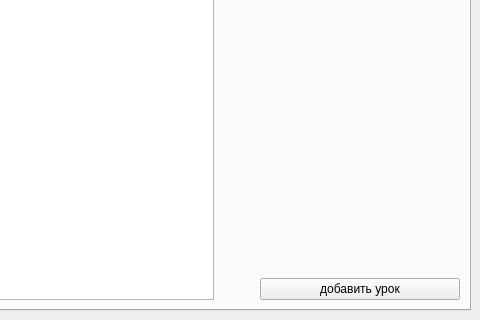
Before: the Qt Designer form SchoolManagmentSystem/Views/Forms/teacherwindow.ui in KaledaKirill/SchoolManagmentSystem, drawn with Qt 5; both pictures show x 420 to 900 and y 280 to 600 of the 900 by 600 pixel window.
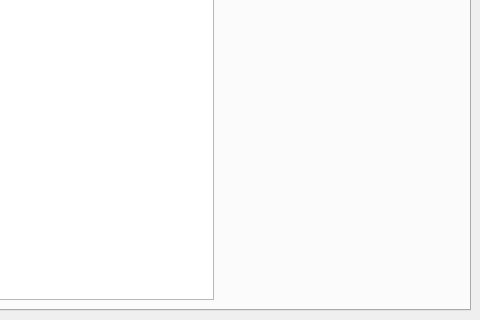
After: the same form once the commit is applied. The open tabs and pages were chosen to show the change. Icons and pictures are not drawn.

The edit to the form file:
```diff
--- a/SchoolManagmentSystem/Views/Forms/teacherwindow.ui
+++ b/SchoolManagmentSystem/Views/Forms/teacherwindow.ui
@@ -690,13 +690,6 @@
             </property>
            </spacer>
           </item>
-          <item>
-           <widget class="QPushButton" name="addLessonBtn">
-            <property name="text">
-             <string>добавить урок</string>
-            </property>
-           </widget>
-          </item>
          </layout>
         </item>
        </layout>
```
Left out of the diff: 2 changed lines with no effect on the pictures.
